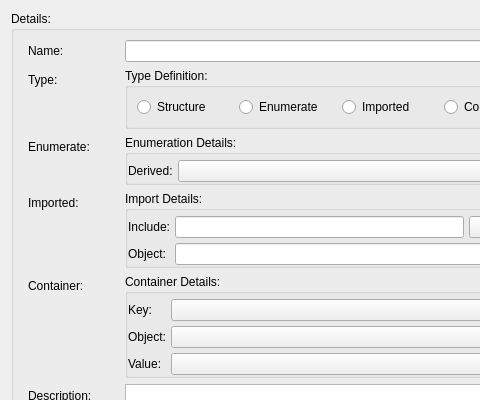
Qt form sources/lusan/view/si/ui/SIDataTypeDetails.ui (aregtech/areg-sdk-tools) before a commit; both pictures show x 0 to 480 and y 0 to 400 of the 580 by 600 pixel window.
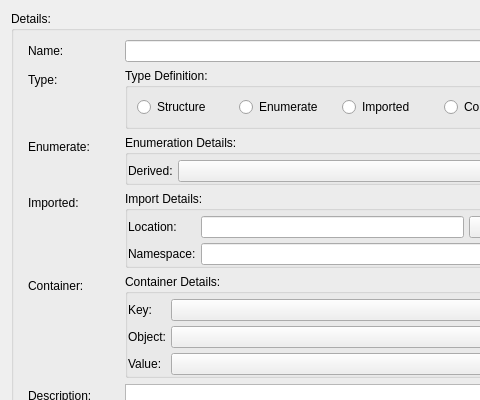
The same form after that commit.

The edit to the form file:
```diff
--- a/sources/lusan/view/si/ui/SIDataTypeDetails.ui
+++ b/sources/lusan/view/si/ui/SIDataTypeDetails.ui
@@ -330,7 +330,7 @@
            <item row="0" column="0">
             <widget class="QLabel" name="labelImportInclude">
              <property name="text">
-              <string>Include:</string>
+              <string>Location:</string>
              </property>
             </widget>
            </item>
@@ -380,7 +380,7 @@
            <item row="1" column="0">
             <widget class="QLabel" name="labelImportObject">
              <property name="text">
-              <string>Object:</string>
+              <string>Namespace:</string>
              </property>
             </widget>
            </item>
```
Left out of the diff: 4 changed lines with no effect on the pictures.
